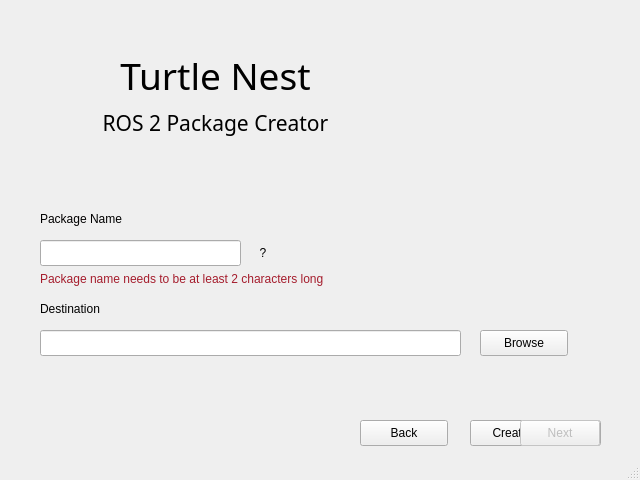
First picture: the form in turtle_nest/src/mainwindow.ui, repository Jannkar/turtle_nest, before the edit.
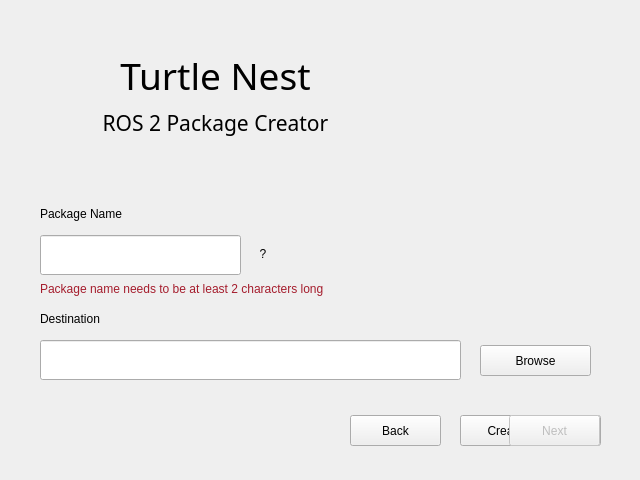
Second picture: the form after the edit. Icons and pictures are not drawn.

What changed in the file:
```diff
--- a/turtle_nest/src/mainwindow.ui
+++ b/turtle_nest/src/mainwindow.ui
@@ -1,7 +1,7 @@
 <?xml version="1.0" encoding="UTF-8"?>
 <ui version="4.0">
  <class>MainWindow</class>
- <widget class="QMainWindow" name="MainWindow">
+ <widget class="QDialog" name="MainWindow">
   <property name="geometry">
    <rect>
     <x>0</x>
@@ -25,17 +25,25 @@
   <property name="windowTitle">
    <string>MainWindow</string>
   </property>
-  <widget class="QWidget" name="centralwidget">
+  <widget class="QWidget" name="centralwidget" native="true">
+   <property name="geometry">
+    <rect>
+     <x>0</x>
+     <y>0</y>
+     <width>641</width>
+     <height>446</height>
+    </rect>
+   </property>
    <widget class="QPushButton" name="nextButton">
     <property name="enabled">
      <bool>false</bool>
     </property>
     <property name="geometry">
      <rect>
-      <x>520</x>
-      <y>420</y>
-      <width>80</width>
-      <height>26</height>
+      <x>509</x>
+      <y>415</y>
+      <width>91</width>
+      <height>31</height>
      </rect>
     </property>
     <property name="text">
@@ -65,9 +73,9 @@
       <property name="geometry">
        <rect>
         <x>480</x>
-        <y>330</y>
-        <width>88</width>
-        <height>26</height>
+        <y>345</y>
+        <width>111</width>
+        <height>31</height>
        </rect>
       </property>
       <property name="styleSheet">
@@ -81,7 +89,7 @@
       <property name="geometry">
        <rect>
         <x>40</x>
-        <y>300</y>
+        <y>310</y>
         <width>131</width>
         <height>18</height>
        </rect>
@@ -94,7 +102,7 @@
       <property name="geometry">
        <rect>
         <x>40</x>
-        <y>210</y>
+        <y>205</y>
         <width>101</width>
         <height>18</height>
        </rect>
@@ -110,11 +118,17 @@
       <property name="geometry">
        <rect>
         <x>40</x>
-        <y>240</y>
+        <y>235</y>
         <width>201</width>
-        <height>26</height>
+        <height>40</height>
        </rect>
       </property>
+      <property name="maximumSize">
+       <size>
+        <width>16777215</width>
+        <height>200</height>
+       </size>
+      </property>
       <property name="focusPolicy">
        <enum>Qt::StrongFocus</enum>
       </property>
@@ -126,11 +140,17 @@
       <property name="geometry">
        <rect>
         <x>40</x>
-        <y>330</y>
+        <y>340</y>
         <width>421</width>
-        <height>26</height>
+        <height>40</height>
        </rect>
       </property>
+      <property name="maximumSize">
+       <size>
+        <width>16777215</width>
+        <height>200</height>
+       </size>
+      </property>
       <property name="focusPolicy">
        <enum>Qt::StrongFocus</enum>
       </property>
@@ -148,7 +168,7 @@
       <property name="geometry">
        <rect>
         <x>40</x>
-        <y>270</y>
+        <y>280</y>
         <width>461</width>
         <height>18</height>
        </rect>
@@ -232,7 +252,7 @@
       <property name="geometry">
        <rect>
         <x>250</x>
-        <y>240</y>
+        <y>241</y>
         <width>26</width>
         <height>26</height>
        </rect>
@@ -889,10 +909,10 @@
     </property>
     <property name="geometry">
      <rect>
-      <x>360</x>
-      <y>420</y>
-      <width>88</width>
-      <height>26</height>
+      <x>350</x>
+      <y>415</y>
+      <width>91</width>
+      <height>31</height>
      </rect>
     </property>
     <property name="text">
@@ -902,10 +922,10 @@
    <widget class="QPushButton" name="createPackageButton">
     <property name="geometry">
      <rect>
-      <x>470</x>
-      <y>420</y>
-      <width>131</width>
-      <height>26</height>
+      <x>460</x>
+      <y>415</y>
+      <width>141</width>
+      <height>31</height>
      </rect>
     </property>
     <property name="text">
@@ -917,17 +937,6 @@
    <zorder>nextButton</zorder>
    <zorder>backButton</zorder>
   </widget>
-  <widget class="QMenuBar" name="menubar">
-   <property name="geometry">
-    <rect>
-     <x>0</x>
-     <y>0</y>
-     <width>640</width>
-     <height>23</height>
-    </rect>
-   </property>
-  </widget>
-  <widget class="QStatusBar" name="statusbar"/>
  </widget>
  <resources>
   <include location="../resources.qrc"/>
```
Left out of the diff: 69 changed lines with no effect on the pictures.
